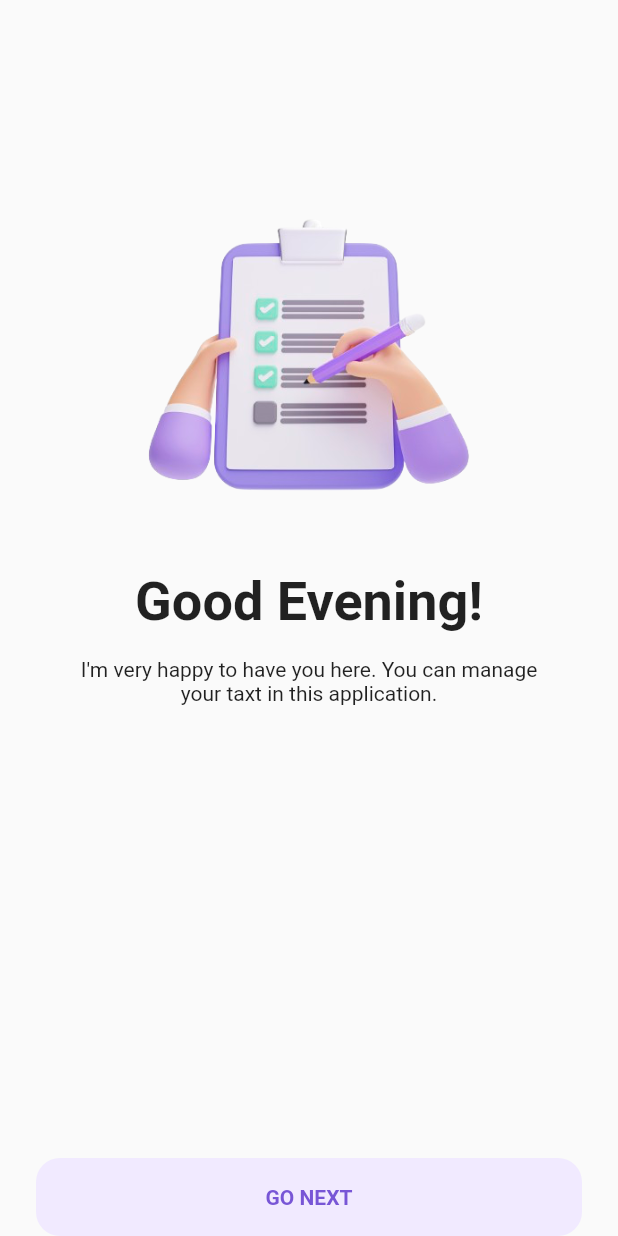
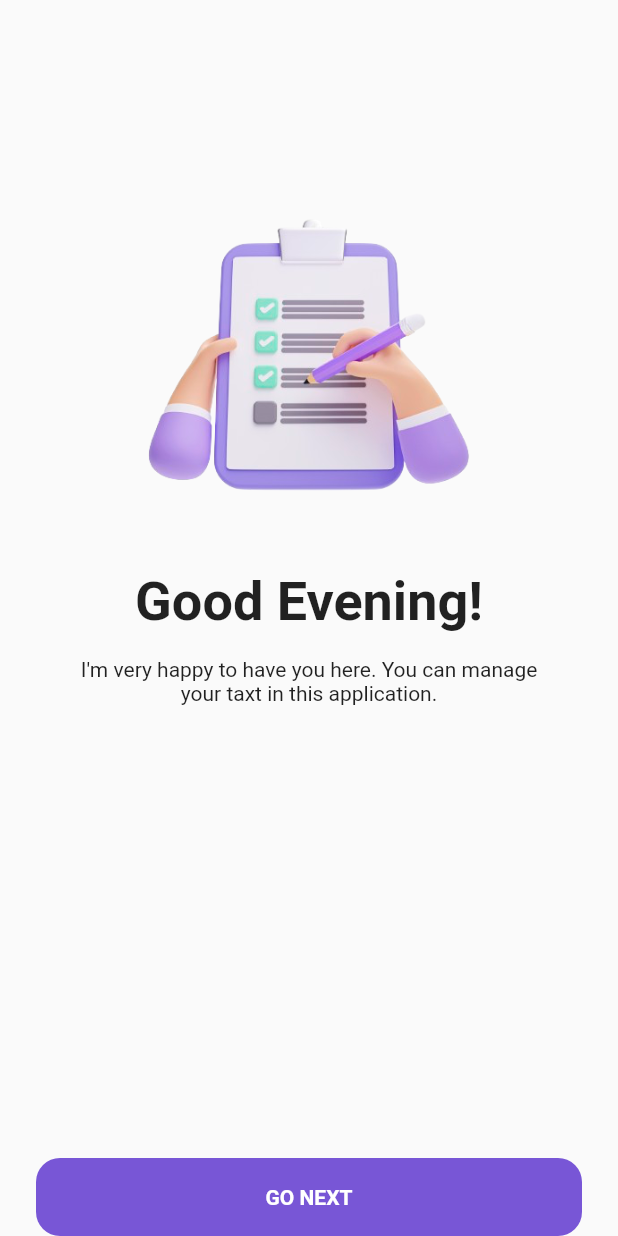
Before and after one commit to latifulfikri/mobile_flutterRouting, a Flutter app: the screen it shows after launch, on a phone screen of 412 x 824 dp. Run offline on Flutter 3.47's test engine with Material 2 defaults, Android fonts, the phone set to English and light mode, and no system bars.

Commit message:
flutter pub add go_router

```diff
--- a/lib/main.dart
+++ b/lib/main.dart
@@ -12,7 +12,7 @@ class MainApp extends StatelessWidget {
   Widget build(BuildContext context) {
     return const MaterialApp(
       debugShowCheckedModeBanner: false,
-      home: FirstPage()
+      home: FirstPage(),
     );
   }
 }
--- a/lib/pages/firstPage.dart
+++ b/lib/pages/firstPage.dart
@@ -59,8 +59,7 @@ class _FirstPageState extends State<FirstPage> {
                           borderRadius: BorderRadius.circular(16)
                         ),
                         padding: EdgeInsets.all(18),
-                        backgroundColor: Color.fromRGBO(241, 234, 255, 1),
-                        foregroundColor: Color.fromRGBO(120, 86, 214, 1),
+                        backgroundColor: Color.fromRGBO(120, 86, 214, 1),
                         elevation: 0,
                         shadowColor: Colors.transparent,
                         textStyle: TextStyle(
--- a/pubspec.yaml
+++ b/pubspec.yaml
@@ -9,6 +9,7 @@ environment:
 dependencies:
   flutter:
     sdk: flutter
+  go_router: ^12.1.1
 
 dev_dependencies:
   flutter_test:
```
Also changed, not shown: pubspec.lock.
